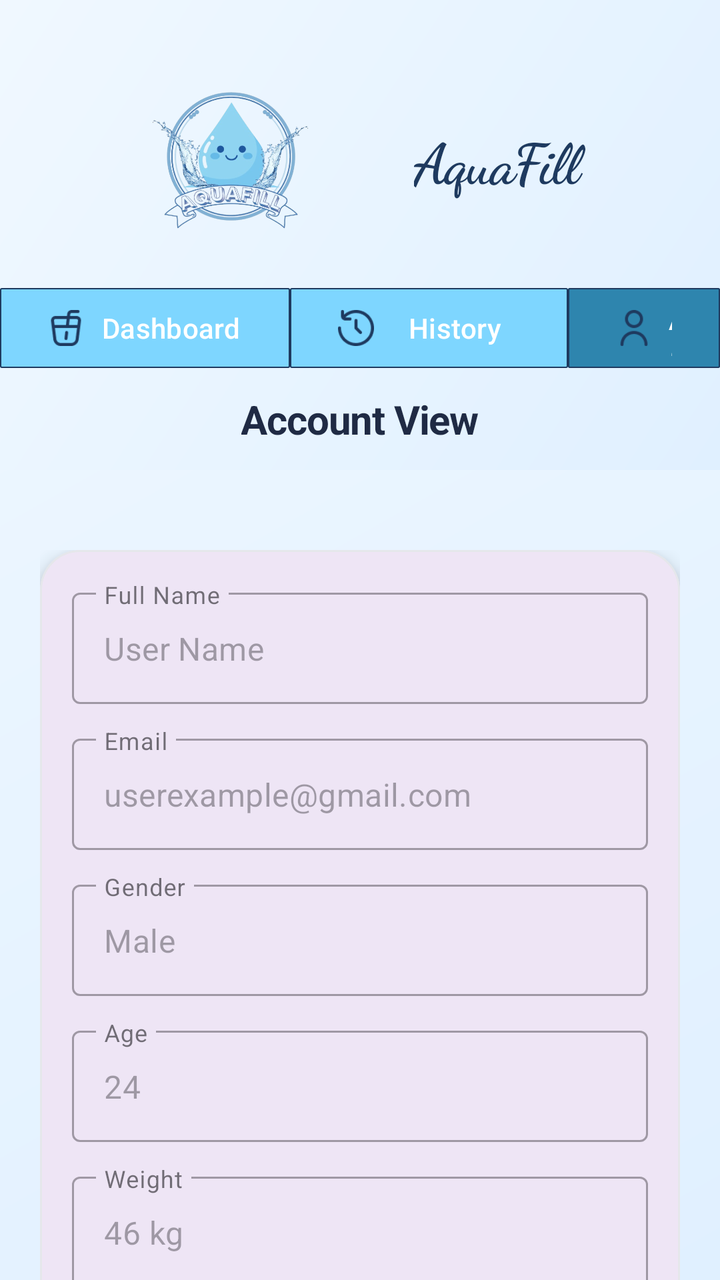
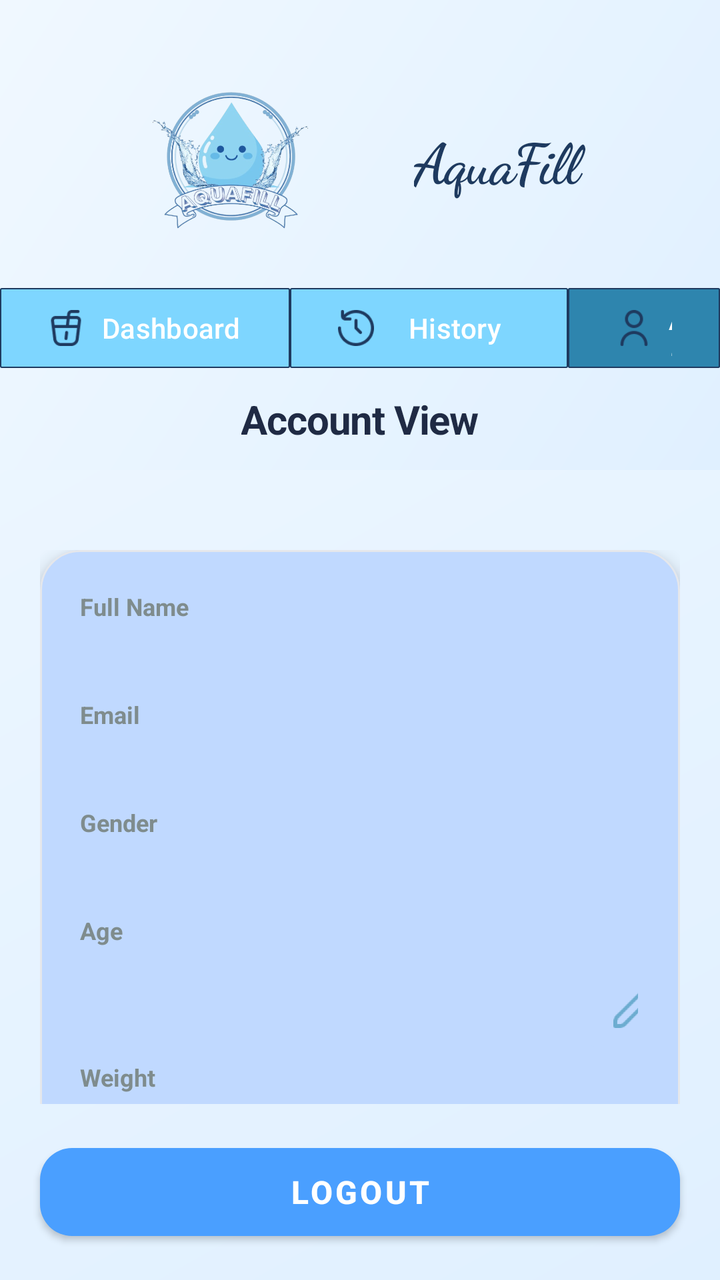

Screens rendered from an Android XML layout before and after an edit, with the pre-edit source and the edit as a unified diff.
<!-- AndroidManifest.xml: application theme Theme.WaterReminder -->
<!-- res/layout/activity_account_view.xml -->
<?xml version="1.0" encoding="utf-8"?>
<androidx.coordinatorlayout.widget.CoordinatorLayout
    xmlns:android="http://schemas.android.com/apk/res/android"
    xmlns:app="http://schemas.android.com/apk/res-auto"
    xmlns:tools="http://schemas.android.com/tools"
    android:layout_width="match_parent"
    android:layout_height="match_parent"
    android:background="@drawable/bg_aquafill"
    tools:context=".AccountView"
    android:id="@+id/main">

    <com.google.android.material.appbar.AppBarLayout
        android:layout_width="match_parent"
        android:layout_height="wrap_content"
        android:background="@drawable/bg_aquafill"
        app:elevation="0dp">

        <LinearLayout
            android:layout_width="match_parent"
            android:layout_height="wrap_content"
            android:orientation="vertical"
            android:paddingHorizontal="0dp"
            android:paddingBottom="12dp">

            <LinearLayout
                android:id="@+id/header"
                android:layout_width="411dp"
                android:layout_height="wrap_content"
                android:gravity="center"
                android:orientation="horizontal"
                android:paddingTop="40dp"
                android:paddingHorizontal="24dp">

                <ImageView
                    android:id="@+id/imageView"
                    android:layout_width="3dp"
                    android:layout_height="80dp"
                    android:layout_weight="1"
                    app:srcCompat="@drawable/pic" />

                <TextView
                    android:layout_width="0dp"
                    android:layout_height="wrap_content"
                    android:layout_weight="1"
                    android:text="AquaFill"
                    android:textColor="#1E3A5F"
                    android:textSize="28sp"
                    android:fontFamily="cursive"
                    android:textStyle="bold"
                    android:letterSpacing="-0.02" />

            </LinearLayout>

            <LinearLayout
                android:id="@+id/navBar"
                android:layout_width="match_parent"
                android:layout_height="wrap_content"
                android:orientation="horizontal"
                android:paddingTop="20dp"
                android:gravity="center_vertical">

                <com.google.android.material.button.MaterialButton
                    android:id="@+id/btnDashboard"
                    style="@style/Widget.Material3.Button"
                    android:layout_width="145dp"
                    android:layout_height="48dp"
                    android:text="Dashboard"
                    android:textSize="14sp"
                    app:backgroundTint="#7ED6FF"
                    app:cornerRadius="1dp"
                    app:icon="@drawable/drinkdash"
                    app:iconTint="#1E3A5F"
                    app:strokeColor="#1E3A5F"
                    app:strokeWidth="0.5dp"/>

                <com.google.android.material.button.MaterialButton
                    android:id="@+id/btnHisto"
                    style="@style/Widget.Material3.Button"
                    android:layout_width="139dp"
                    android:layout_height="48dp"
                    android:text="History"
                    android:textSize="14sp"
                    app:icon="@drawable/histdash"
                    app:cornerRadius="1dp"
                    app:backgroundTint="#7ED6FF"
                    app:iconTint="#1E3A5F"
                    app:strokeColor="#1E3A5F"
                    app:strokeWidth="0.5dp" />

                <com.google.android.material.button.MaterialButton
                    android:id="@+id/btnAcc"
                    style="@style/Widget.Material3.Button"
                    android:layout_width="wrap_content"
                    android:layout_height="48dp"
                    android:text="Account"
                    android:textSize="14sp"
                    app:icon="@drawable/acc"
                    app:cornerRadius="1dp"
                    app:backgroundTint="#2E85AE"
                    app:iconTint="#1E3A5F"
                    app:strokeColor="#1E3A5F"
                    app:strokeWidth="0.5dp" />
            </LinearLayout>

            <TextView
                android:id="@+id/tv_recent_title"
                android:layout_width="wrap_content"
                android:layout_height="wrap_content"
                android:text="Account View"
                android:textColor="#1F2A44"
                android:textSize="20sp"
                android:textStyle="bold"
                android:letterSpacing="-0.02"
                android:layout_marginTop="8dp"
                android:layout_gravity="center"
                app:layout_constraintStart_toStartOf="parent"
                app:layout_constraintEnd_toEndOf="parent"
                app:layout_constraintTop_toBottomOf="@id/navBar" />
        </LinearLayout>
    </com.google.android.material.appbar.AppBarLayout>

    <androidx.core.widget.NestedScrollView
        android:layout_width="match_parent"
        android:layout_height="match_parent"
        android:layout_marginTop="20dp"
        app:layout_behavior="@string/appbar_scrolling_view_behavior">

        <LinearLayout
            android:layout_width="match_parent"
            android:layout_height="wrap_content"
            android:orientation="vertical"
            android:padding="20dp">

            <com.google.android.material.card.MaterialCardView
                android:layout_width="match_parent"
                android:layout_height="wrap_content"
                app:cardCornerRadius="20dp"
                app:cardElevation="6dp"
                app:strokeWidth="1dp"
                app:strokeColor="#E5E7EB">

                <LinearLayout
                    android:layout_width="match_parent"
                    android:layout_height="wrap_content"
                    android:orientation="vertical"
                    android:padding="16dp">

                    <com.google.android.material.textfield.TextInputLayout
                        android:layout_width="match_parent"
                        android:layout_height="wrap_content"
                        android:layout_marginBottom="12dp"
                        android:hint="Full Name"
                        style="@style/Widget.MaterialComponents.TextInputLayout.OutlinedBox">

                        <com.google.android.material.textfield.TextInputEditText
                            android:layout_width="match_parent"
                            android:layout_height="wrap_content"
                            android:text="User Name"
                            android:enabled="false" />
                    </com.google.android.material.textfield.TextInputLayout>

                    <com.google.android.material.textfield.TextInputLayout
                        android:layout_width="match_parent"
                        android:layout_height="wrap_content"
                        android:layout_marginBottom="12dp"
                        android:hint="Email"
                        style="@style/Widget.MaterialComponents.TextInputLayout.OutlinedBox">

                        <com.google.android.material.textfield.TextInputEditText
                            android:layout_width="match_parent"
                            android:layout_height="wrap_content"
                            android:text="userexample@gmail.com"
                            android:enabled="false" />
                    </com.google.android.material.textfield.TextInputLayout>

                    <com.google.android.material.textfield.TextInputLayout
                        android:layout_width="match_parent"
                        android:layout_height="wrap_content"
                        android:layout_marginBottom="12dp"
                        android:hint="Gender"
                        style="@style/Widget.MaterialComponents.TextInputLayout.OutlinedBox">

                        <com.google.android.material.textfield.TextInputEditText
                            android:layout_width="match_parent"
                            android:layout_height="wrap_content"
                            android:text="Male"
                            android:enabled="false" />
                    </com.google.android.material.textfield.TextInputLayout>

                    <com.google.android.material.textfield.TextInputLayout
                        android:layout_width="match_parent"
                        android:layout_height="wrap_content"
                        android:layout_marginBottom="12dp"
                        android:hint="Age"
                        style="@style/Widget.MaterialComponents.TextInputLayout.OutlinedBox">

                        <com.google.android.material.textfield.TextInputEditText
                            android:layout_width="match_parent"
                            android:layout_height="wrap_content"
                            android:text="24"
                            android:enabled="false" />
                    </com.google.android.material.textfield.TextInputLayout>

                    <com.google.android.material.textfield.TextInputLayout
                        android:layout_width="match_parent"
                        android:layout_height="wrap_content"
                        android:layout_marginBottom="12dp"
                        android:hint="Weight"
                        style="@style/Widget.MaterialComponents.TextInputLayout.OutlinedBox">

                        <com.google.android.material.textfield.TextInputEditText
                            android:layout_width="match_parent"
                            android:layout_height="wrap_content"
                            android:text="46 kg"
                            android:enabled="false" />
                    </com.google.android.material.textfield.TextInputLayout>

                    <com.google.android.material.textfield.TextInputLayout
                        android:layout_width="match_parent"
                        android:layout_height="wrap_content"
                        android:hint="Activity Level"
                        style="@style/Widget.MaterialComponents.TextInputLayout.OutlinedBox">

                        <com.google.android.material.textfield.TextInputEditText
                            android:layout_width="match_parent"
                            android:layout_height="wrap_content"
                            android:text="Rarely Active"
                            android:enabled="false" />
                    </com.google.android.material.textfield.TextInputLayout>

                </LinearLayout>
            </com.google.android.material.card.MaterialCardView>

            <com.google.android.material.button.MaterialButton
                android:layout_width="match_parent"
                android:layout_height="56dp"
                android:layout_marginTop="32dp"
                android:text="← Back to Dashboard"
                android:textSize="16sp"
                android:textStyle="bold"
                app:cornerRadius="16dp"
                app:backgroundTint="#4A9FFF"
                style="@style/Widget.MaterialComponents.Button" />

        </LinearLayout>
    </androidx.core.widget.NestedScrollView>

</androidx.coordinatorlayout.widget.CoordinatorLayout>
<!-- resources referenced by this layout -->
<resources>
  <!-- drawable acc: png bitmap (drawable, 785 bytes) -->
  <!-- drawable bg_aquafill (drawable) -->
  <shape xmlns:android="http://schemas.android.com/apk/res/android">
      <gradient
          android:startColor="#E0F0FF"
          android:endColor="#F0F8FF"
          android:angle="135"/>
  </shape>
  <!-- drawable drinkdash: png bitmap (drawable, 769 bytes) -->
  <!-- drawable histdash: png bitmap (drawable, 953 bytes) -->
  <!-- drawable pic: png bitmap (drawable, 244769 bytes) -->
  <style name="Theme.WaterReminder" parent="Base.Theme.WaterReminder" />
  <style name="Base.Theme.WaterReminder" parent="Theme.Material3.DayNight.NoActionBar">
          
          
      </style>
</resources>

<!-- the commit's change to res/layout/activity_account_view.xml (unified diff, before → after) -->
@@ -2,12 +2,23 @@
 <androidx.coordinatorlayout.widget.CoordinatorLayout
     xmlns:android="http://schemas.android.com/apk/res/android"
     xmlns:app="http://schemas.android.com/apk/res-auto"
-    xmlns:tools="http://schemas.android.com/tools"
+    xmlns:tools="http://tools.android.com/tools"
     android:layout_width="match_parent"
     android:layout_height="match_parent"
     android:background="@drawable/bg_aquafill"
     tools:context=".AccountView"
     android:id="@+id/main">
+
+    <ImageView
+        android:layout_width="0dp"
+        android:layout_height="0dp"
+        android:src="@drawable/bgwater"
+        android:scaleType="centerCrop"
+        tools:ignore="MissingConstraints"
+        app:layout_constraintTop_toTopOf="parent"
+        app:layout_constraintBottom_toBottomOf="parent"
+        app:layout_constraintStart_toStartOf="parent"
+        app:layout_constraintEnd_toEndOf="parent" />
 
     <com.google.android.material.appbar.AppBarLayout
         android:layout_width="match_parent"
@@ -103,7 +114,7 @@
             </LinearLayout>
 
             <TextView
-                android:id="@+id/tv_recent_title"
+                android:id="@+id/tvAccountTitle"
                 android:layout_width="wrap_content"
                 android:layout_height="wrap_content"
                 android:text="Account View"
@@ -112,17 +123,16 @@
                 android:textStyle="bold"
                 android:letterSpacing="-0.02"
                 android:layout_marginTop="8dp"
-                android:layout_gravity="center"
-                app:layout_constraintStart_toStartOf="parent"
-                app:layout_constraintEnd_toEndOf="parent"
-                app:layout_constraintTop_toBottomOf="@id/navBar" />
+                android:layout_gravity="center" />
         </LinearLayout>
     </com.google.android.material.appbar.AppBarLayout>
 
     <androidx.core.widget.NestedScrollView
+        android:id="@+id/scrollView"
         android:layout_width="match_parent"
         android:layout_height="match_parent"
         android:layout_marginTop="20dp"
+        android:layout_marginBottom="88dp"
         app:layout_behavior="@string/appbar_scrolling_view_behavior">
 
         <LinearLayout
@@ -134,6 +144,7 @@
             <com.google.android.material.card.MaterialCardView
                 android:layout_width="match_parent"
                 android:layout_height="wrap_content"
+                app:cardBackgroundColor="#C0D9FF"
                 app:cardCornerRadius="20dp"
                 app:cardElevation="6dp"
                 app:strokeWidth="1dp"
@@ -143,106 +154,199 @@
                     android:layout_width="match_parent"
                     android:layout_height="wrap_content"
                     android:orientation="vertical"
-                    android:padding="16dp">
-
-                    <com.google.android.material.textfield.TextInputLayout
+                    android:padding="20dp">
+
+                    <com.google.android.material.textview.MaterialTextView
+                        android:id="@+id/tvFullName"
+                        android:layout_width="wrap_content"
+                        android:layout_height="wrap_content"
+                        android:text="Full Name"
+                        android:textColor="#7F8C8D"
+                        android:textSize="12sp"
+                        android:textStyle="bold" />
+
+                    <com.google.android.material.textview.MaterialTextView
+                        android:id="@+id/tvFullNameValue"
                         android:layout_width="match_parent"
                         android:layout_height="wrap_content"
-                        android:layout_marginBottom="12dp"
-                        android:hint="Full Name"
-                        style="@style/Widget.MaterialComponents.TextInputLayout.OutlinedBox">
-
-                        <com.google.android.material.textfield.TextInputEditText
-                            android:layout_width="match_parent"
+                        android:layout_marginBottom="16dp"
+                        android:textColor="#1F2A44"
+                        android:textSize="16sp" />
+
+                    <com.google.android.material.textview.MaterialTextView
+                        android:id="@+id/tvEmail"
+                        android:layout_width="wrap_content"
+                        android:layout_height="wrap_content"
+                        android:text="Email"
+                        android:textColor="#7F8C8D"
+                        android:textSize="12sp"
+                        android:textStyle="bold" />
+
+                    <com.google.android.material.textview.MaterialTextView
+                        android:id="@+id/tvEmailValue"
+                        android:layout_width="match_parent"
+                        android:layout_height="wrap_content"
+                        android:layout_marginBottom="16dp"
+                        android:textColor="#1F2A44"
+                        android:textSize="16sp" />
+
+                    <com.google.android.material.textview.MaterialTextView
+                        android:id="@+id/tvGender"
+                        android:layout_width="wrap_content"
+                        android:layout_height="wrap_content"
+                        android:text="Gender"
+                        android:textColor="#7F8C8D"
+                        android:textSize="12sp"
+                        android:textStyle="bold" />
+
+                    <com.google.android.material.textview.MaterialTextView
+                        android:id="@+id/tvGenderValue"
+                        android:layout_width="match_parent"
+                        android:layout_height="wrap_content"
+                        android:layout_marginBottom="16dp"
+                        android:textColor="#1F2A44"
+                        android:textSize="16sp" />
+
+                    <com.google.android.material.textview.MaterialTextView
+                        android:id="@+id/tvAge"
+                        android:layout_width="wrap_content"
+                        android:layout_height="wrap_content"
+                        android:text="Age"
+                        android:textColor="#7F8C8D"
+                        android:textSize="12sp"
+                        android:textStyle="bold" />
+
+                <LinearLayout
+                    android:layout_width="match_parent"
+                    android:layout_height="wrap_content"
+                    android:orientation="horizontal"
+                    android:padding="1dp" >
+                        <com.google.android.material.textview.MaterialTextView
+                            android:id="@+id/tvAgeValue"
+                            android:layout_width="250dp"
                             android:layout_height="wrap_content"
-                            android:text="User Name"
-                            android:enabled="false" />
-                    </com.google.android.material.textfield.TextInputLayout>
-
-                    <com.google.android.material.textfield.TextInputLayout
-                        android:layout_width="match_parent"
-                        android:layout_height="wrap_content"
-                        android:layout_marginBottom="12dp"
-                        android:hint="Email"
-                        style="@style/Widget.MaterialComponents.TextInputLayout.OutlinedBox">
-
-                        <com.google.android.material.textfield.TextInputEditText
-                            android:layout_width="match_parent"
-                            android:layout_height="wrap_content"
-                            android:text="userexample@gmail.com"
-                            android:enabled="false" />
-                    </com.google.android.material.textfield.TextInputLayout>
-
-                    <com.google.android.material.textfield.TextInputLayout
-                        android:layout_width="match_parent"
-                        android:layout_height="wrap_content"
-                        android:layout_marginBottom="12dp"
-                        android:hint="Gender"
-                        style="@style/Widget.MaterialComponents.TextInputLayout.OutlinedBox">
-
-                        <com.google.android.material.textfield.TextInputEditText
-                            android:layout_width="match_parent"
-                            android:layout_height="wrap_content"
-                            android:text="Male"
-                            android:enabled="false" />
-                    </com.google.android.material.textfield.TextInputLayout>
-
-                    <com.google.android.material.textfield.TextInputLayout
-                        android:layout_width="match_parent"
-                        android:layout_height="wrap_content"
-                        android:layout_marginBottom="12dp"
-                        android:hint="Age"
-                        style="@style/Widget.MaterialComponents.TextInputLayout.OutlinedBox">
-
-                        <com.google.android.material.textfield.TextInputEditText
-                            android:layout_width="match_parent"
-                            android:layout_height="wrap_content"
-                            android:text="24"
-                            android:enabled="false" />
-                    </com.google.android.material.textfield.TextInputLayout>
-
-                    <com.google.android.material.textfield.TextInputLayout
-                        android:layout_width="match_parent"
-                        android:layout_height="wrap_content"
-                        android:layout_marginBottom="12dp"
-                        android:hint="Weight"
-                        style="@style/Widget.MaterialComponents.TextInputLayout.OutlinedBox">
-
-                        <com.google.android.material.textfield.TextInputEditText
-                            android:layout_width="match_parent"
-                            android:layout_height="wrap_content"
-                            android:text="46 kg"
-                            android:enabled="false" />
-                    </com.google.android.material.textfield.TextInputLayout>
-
-                    <com.google.android.material.textfield.TextInputLayout
-                        android:layout_width="match_parent"
-                        android:layout_height="wrap_content"
-                        android:hint="Activity Level"
-                        style="@style/Widget.MaterialComponents.TextInputLayout.OutlinedBox">
-
-                        <com.google.android.material.textfield.TextInputEditText
-                            android:layout_width="match_parent"
-                            android:layout_height="wrap_content"
-                            android:text="Rarely Active"
-                            android:enabled="false" />
-                    </com.google.android.material.textfield.TextInputLayout>
-
+                            android:layout_marginBottom="16dp"
+                            android:textColor="#1F2A44"
+                            android:textSize="16sp" />
+                        <ImageButton
+                            android:id="@+id/btnAgeEdit"
+                            android:layout_width="55dp"
+                            android:layout_height="55dp"
+                            android:src="@drawable/pencil"
+                            android:backgroundTint="#C0D9FF">
+
+                        </ImageButton>
+                </LinearLayout>>
+
+                    <com.google.android.material.textview.MaterialTextView
+                        android:id="@+id/tvWeight"
+                        android:layout_width="wrap_content"
+                        android:layout_height="wrap_content"
+                        android:text="Weight"
+                        android:textColor="#7F8C8D"
+                        android:textSize="12sp"
+                        android:textStyle="bold" />
+                <LinearLayout
+                    android:layout_width="match_parent"
+                    android:layout_height="wrap_content"
+                    android:orientation="horizontal"
+                    android:padding="1dp" >
+                    <com.google.android.material.textview.MaterialTextView
+                        android:id="@+id/tvWeightValue"
+                        android:layout_width="250dp"
+                        android:layout_height="wrap_content"
+                        android:layout_marginBottom="16dp"
+                        android:textColor="#1F2A44"
+                        android:textSize="16sp" />
+                    <ImageButton
+                        android:id="@+id/btnWeightEdit"
+                        android:layout_width="55dp"
+                        android:layout_height="55dp"
+                        android:src="@drawable/pencil"
+                        android:backgroundTint="#C0D9FF">
+
+                    </ImageButton>
+                </LinearLayout>
+
+                    <com.google.android.material.textview.MaterialTextView
+                        android:id="@+id/tvActivityLevel"
+                        android:layout_width="wrap_content"
+                        android:layout_height="wrap_content"
+                        android:text="Activity Level (Rarely, Light, Moderate, Active)"
+                        android:textColor="#7F8C8D"
+                        android:textSize="12sp"
+                        android:textStyle="bold" />
+
+                <LinearLayout
+                    android:layout_width="match_parent"
+                    android:layout_height="wrap_content"
+                    android:orientation="horizontal"
+                    android:padding="1dp" >
+                    <com.google.android.material.textview.MaterialTextView
+                        android:id="@+id/tvActivityLevelValue"
+                        android:layout_width="250dp"
+                        android:layout_height="wrap_content"
+                        android:layout_marginBottom="16dp"
+                        android:textColor="#1F2A44"
+                        android:textSize="16sp" />
+                    <ImageButton
+                        android:id="@+id/btnActLvlEdit"
+                        android:layout_width="55dp"
+                        android:layout_height="55dp"
+                        android:src="@drawable/pencil"
+                        android:backgroundTint="#C0D9FF">
+
+                    </ImageButton>
+                </LinearLayout>
+
+                    <com.google.android.material.textview.MaterialTextView
+                        android:id="@+id/tvWeather"
+                        android:layout_width="wrap_content"
+                        android:layout_height="wrap_content"
+                        android:text="Weather (hot, mild, cold)"
+                        android:textColor="#7F8C8D"
+                        android:textSize="12sp"
+                        android:textStyle="bold" />
+
+                <LinearLayout
+                    android:layout_width="match_parent"
+                    android:layout_height="wrap_content"
+                    android:orientation="horizontal"
+                    android:padding="1dp" >
+                    <com.google.android.material.textview.MaterialTextView
+                        android:id="@+id/tvWeatherValue"
+                        android:layout_width="250dp"
+                        android:layout_height="wrap_content"
+                        android:textColor="#1F2A44"
+                        android:textSize="16sp" />
+
+                    <ImageButton
+                        android:id="@+id/btnWeatherEdit"
+                        android:layout_width="55dp"
+                        android:layout_height="55dp"
+                        android:src="@drawable/pencil"
+                        android:backgroundTint="#C0D9FF">
+
+                    </ImageButton>
+                </LinearLayout>
                 </LinearLayout>
             </com.google.android.material.card.MaterialCardView>
 
-            <com.google.android.material.button.MaterialButton
-                android:layout_width="match_parent"
-                android:layout_height="56dp"
-                android:layout_marginTop="32dp"
-                android:text="← Back to Dashboard"
-                android:textSize="16sp"
-                android:textStyle="bold"
-                app:cornerRadius="16dp"
-                app:backgroundTint="#4A9FFF"
-                style="@style/Widget.MaterialComponents.Button" />
-
         </LinearLayout>
     </androidx.core.widget.NestedScrollView>
 
+    <com.google.android.material.button.MaterialButton
+        android:id="@+id/btnLogout"
+        style="@style/Widget.MaterialComponents.Button"
+        android:layout_width="match_parent"
+        android:layout_height="56dp"
+        android:layout_gravity="bottom"
+        android:layout_marginHorizontal="20dp"
+        android:layout_marginBottom="16dp"
+        android:text="Logout"
+        android:textSize="16sp"
+        android:textStyle="bold"
+        app:backgroundTint="#4A9FFF"
+        app:cornerRadius="16dp" />
+
 </androidx.coordinatorlayout.widget.CoordinatorLayout>
<!-- resource entries referenced after the edit -->
@@ -8,8 +8,10 @@
           android:endColor="#F0F8FF"
           android:angle="135"/>
   </shape>
+  <!-- drawable bgwater: png bitmap (drawable, 424858 bytes) -->
   <!-- drawable drinkdash: png bitmap (drawable, 769 bytes) -->
   <!-- drawable histdash: png bitmap (drawable, 953 bytes) -->
+  <!-- drawable pencil: png bitmap (drawable-hdpi, 1079 bytes) -->
   <!-- drawable pic: png bitmap (drawable, 244769 bytes) -->
   <style name="Theme.WaterReminder" parent="Base.Theme.WaterReminder" />
   <style name="Base.Theme.WaterReminder" parent="Theme.Material3.DayNight.NoActionBar">
